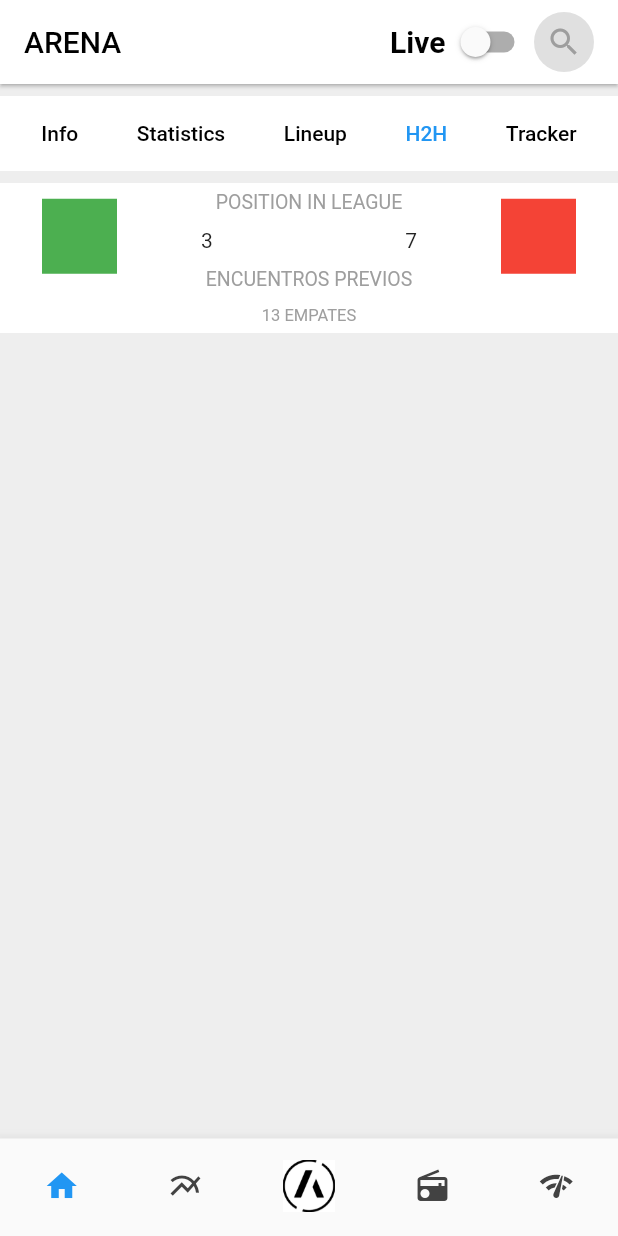
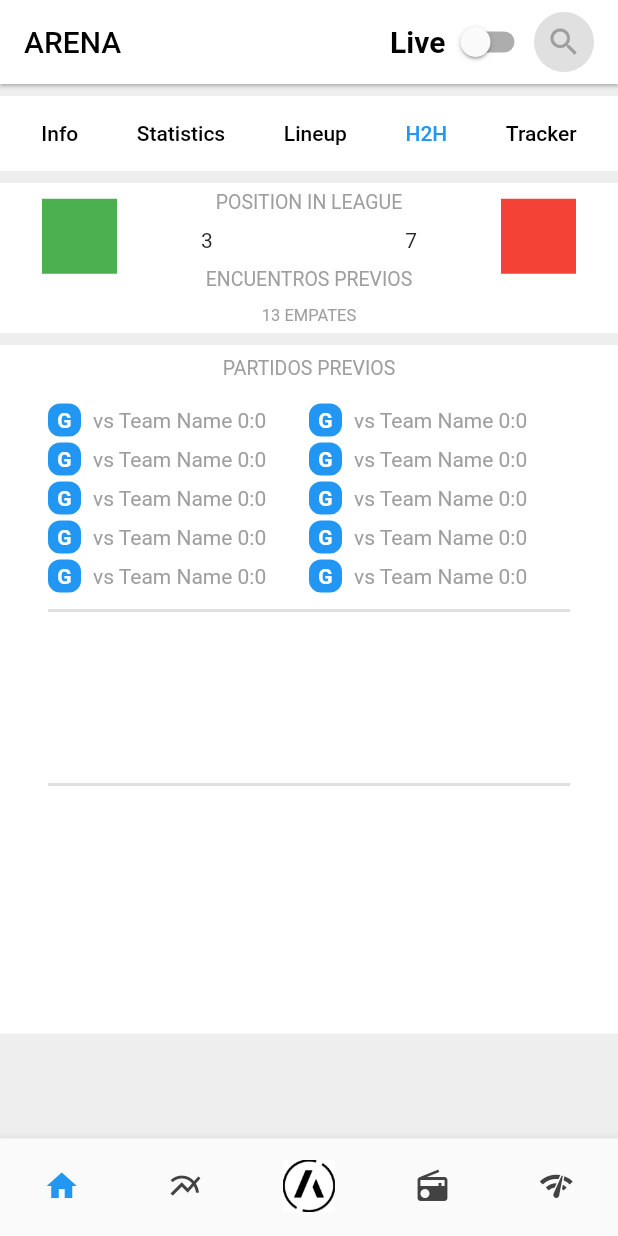
Before and after one commit to arena-sport/arena-sport-flutter-challenge, a Flutter app: the screen it shows after launch, on a phone screen of 412 x 824 dp. Run offline on Flutter 3.47's test engine with Material 2 defaults, Android fonts, the phone set to English and light mode, and no system bars.

Commit message:
Previous games display

```diff
--- a/lib/screens/stats_screen.dart
+++ b/lib/screens/stats_screen.dart
@@ -3,15 +3,42 @@ import 'package:flutter/material.dart';
 
 import '../views/horizontal_list_views/information_list_view.dart';
 import '../views/comparison_view/comparison_view.dart';
+import '../views/previous_games_view.dart';
 
 class StatsScreen extends StatelessWidget {
+  Widget get extraInfo {
+    return Container(
+      color: Colors.white,
+      padding: EdgeInsets.symmetric(horizontal: 32, vertical: 8),
+      child: Column(
+        children: [
+          PreviousGamesView(),
+          Divider(
+            thickness: 2.0,
+          ),
+          Container(
+            height: 100,
+          ),
+          Divider(
+            thickness: 2.0,
+          ),
+          Container(height: 150),
+        ],
+      ),
+    );
+  }
+
   @override
   Widget build(BuildContext context) {
-    return Column(
-      children: [
-        InformationListView(),
-        ComparisonView(),
-      ],
+    return SingleChildScrollView(
+      physics: BouncingScrollPhysics(),
+      child: Column(
+        children: [
+          InformationListView(),
+          ComparisonView(),
+          extraInfo,
+        ],
+      ),
     );
   }
 }
--- a/lib/views/comparison_view/comparison_view.dart
+++ b/lib/views/comparison_view/comparison_view.dart
@@ -3,7 +3,9 @@ import 'package:flutter/material.dart';
 class ComparisonView extends StatelessWidget {
   @override
   Widget build(BuildContext context) {
-    return Container(
+    return Column(
+      children: [
+        Container(
           height: 100,
           color: Colors.white,
           child: Row(
@@ -57,9 +59,12 @@ class ComparisonView extends StatelessWidget {
                   ),
                   SizedBox(height: 8),
                 ],
-          )
+              ),
             ],
           ),
+        ),
+        SizedBox(height: 8),
+      ],
     );
   }
 }
--- /dev/null
+++ b/lib/views/previous_games_view.dart
@@ -0,0 +1,50 @@
+import 'package:flutter/material.dart';
+
+import 'package:arena/widgets/previous_game.dart';
+
+class PreviousGamesView extends StatelessWidget {
+  const PreviousGamesView({
+    Key key,
+  }) : super(key: key);
+
+  @override
+  Widget build(BuildContext context) {
+    return Container(
+      child: Column(
+        children: [
+          Text(
+            'partidos previos'.toUpperCase(),
+            style: TextStyle(color: Colors.grey, fontSize: 13),
+          ),
+          SizedBox(height: 16),
+          Row(
+            children: [
+              Expanded(
+                child: Column(
+                  children: [
+                    PreviousGame(),
+                    PreviousGame(),
+                    PreviousGame(),
+                    PreviousGame(),
+                    PreviousGame(),
+                  ],
+                ),
+              ),
+              Expanded(
+                child: Column(
+                  children: [
+                    PreviousGame(),
+                    PreviousGame(),
+                    PreviousGame(),
+                    PreviousGame(),
+                    PreviousGame(),
+                  ],
+                ),
+              ),
+            ],
+          )
+        ],
+      ),
+    );
+  }
+}
--- /dev/null
+++ b/lib/widgets/previous_game.dart
@@ -0,0 +1,52 @@
+import 'package:flutter/material.dart';
+
+class PreviousGame extends StatelessWidget {
+  const PreviousGame({
+    Key key,
+  }) : super(key: key);
+
+  Text get _flagText {
+    return Text(
+      'G',
+      style: TextStyle(
+        color: Colors.white,
+        fontWeight: FontWeight.bold,
+      ),
+    );
+  }
+
+  Widget get _previousGame {
+    return Container(
+      height: 22,
+      width: 22,
+      decoration: BoxDecoration(
+        color: Colors.blue,
+        borderRadius: BorderRadius.circular(8),
+      ),
+      child: Center(
+        child: _flagText,
+      ),
+    );
+  }
+
+  Widget get _label {
+    return Text(
+      'vs Team Name 0:0',
+      style: TextStyle(color: Colors.grey),
+    );
+  }
+
+  @override
+  Widget build(BuildContext context) {
+    return Container(
+      margin: EdgeInsets.only(bottom: 4),
+      child: Row(
+        children: [
+          _previousGame,
+          SizedBox(width: 8),
+          _label,
+        ],
+      ),
+    );
+  }
+}
```
Lines whose indentation alone changed are shown as unchanged.
